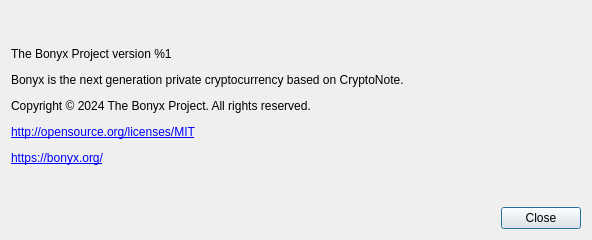
bonyx-project/bonyx-wallet, file src/gui/ui/aboutdialog.ui: the form before one commit.
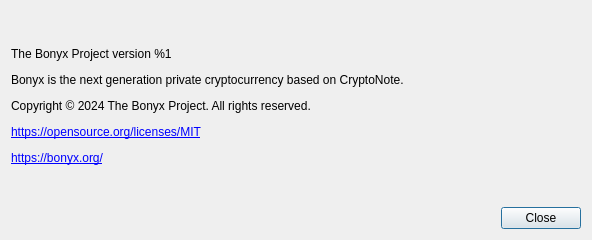
The form after the commit.

The edit to the form file:
```diff
--- a/src/gui/ui/aboutdialog.ui
+++ b/src/gui/ui/aboutdialog.ui
@@ -41,7 +41,7 @@
       </sizepolicy>
      </property>
      <property name="text">
-      <string>&lt;html&gt;&lt;head/&gt;&lt;body&gt;&lt;p&gt;The Bonyx Project version %1&lt;/p&gt;&lt;p&gt;Bonyx is the next generation private cryptocurrency based on CryptoNote.&lt;/p&gt;&lt;p&gt;Copyright © 2024 The Bonyx Project. All rights reserved.&lt;/p&gt;&lt;p&gt;&lt;a href=&quot;http://opensource.org/licenses/MIT&quot;&gt;&lt;span style=&quot; text-decoration: underline; color:#0000ff;&quot;&gt;http://opensource.org/licenses/MIT&lt;/span&gt;&lt;/a&gt;&lt;/p&gt;&lt;p&gt;&lt;a href=&quot;https://bonyx.org/&quot;&gt;&lt;span style=&quot; text-decoration: underline; color:#0000ff;&quot;&gt;https://bonyx.org/&lt;/span&gt;&lt;/a&gt;&lt;/p&gt;&lt;/body&gt;&lt;/html&gt;</string>
+      <string>&lt;html&gt;&lt;head/&gt;&lt;body&gt;&lt;p&gt;The Bonyx Project version %1&lt;/p&gt;&lt;p&gt;Bonyx is the next generation private cryptocurrency based on CryptoNote.&lt;/p&gt;&lt;p&gt;Copyright © 2024 The Bonyx Project. All rights reserved.&lt;/p&gt;&lt;p&gt;&lt;a href=&quot;https://opensource.org/licenses/MIT&quot;&gt;&lt;span style=&quot; text-decoration: underline; color:#0000ff;&quot;&gt;https://opensource.org/licenses/MIT&lt;/span&gt;&lt;/a&gt;&lt;/p&gt;&lt;p&gt;&lt;a href=&quot;https://bonyx.org/&quot;&gt;&lt;span style=&quot; text-decoration: underline; color:#0000ff;&quot;&gt;https://bonyx.org/&lt;/span&gt;&lt;/a&gt;&lt;/p&gt;&lt;/body&gt;&lt;/html&gt;</string>
      </property>
      <property name="textFormat">
       <enum>Qt::RichText</enum>
```
